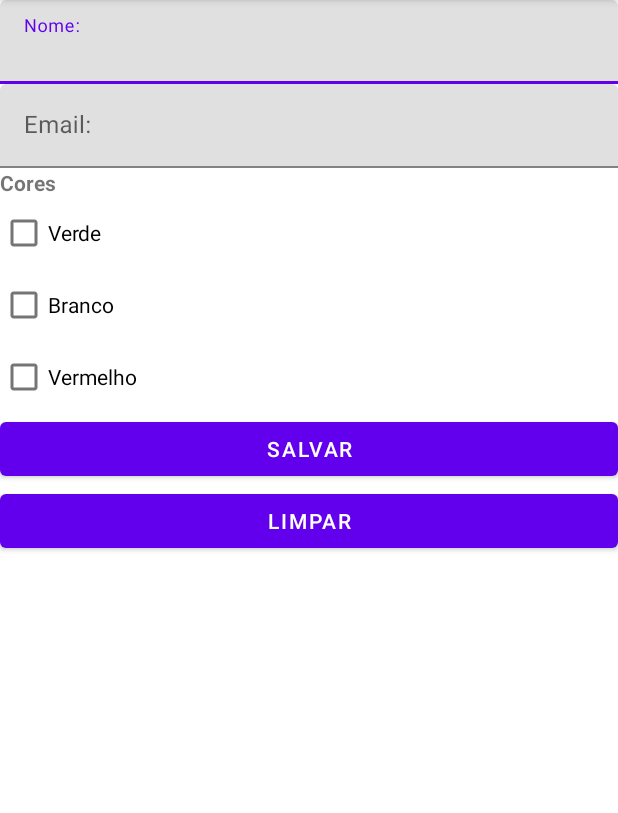
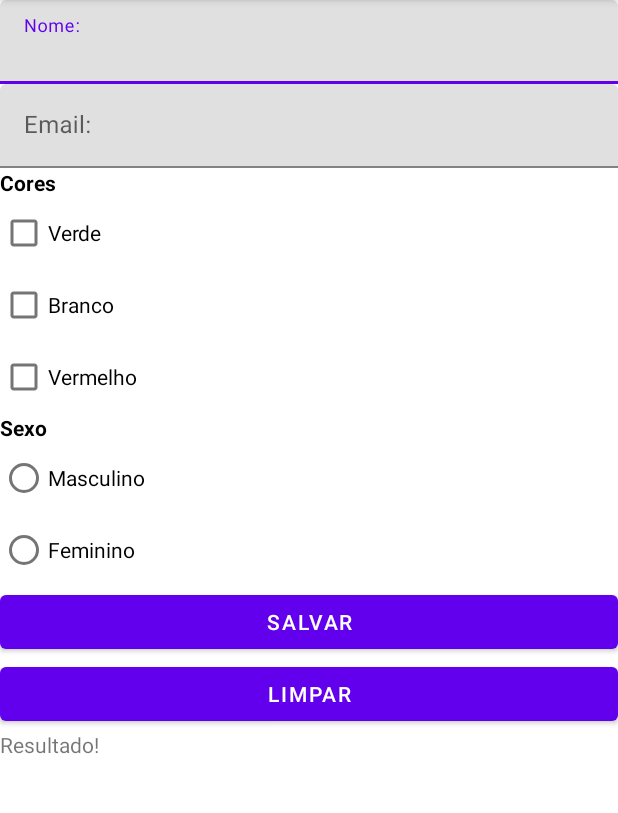
Before and after one commit to fabricio476/ProjetosAndroidJava, an Android app: the screen it shows after launch (MainActivity), after a tap on "SALVAR", on a phone screen of 412 x 824 dp, the part 84-897 px from its top. Run offline under Robolectric (Android 15) with nearby library versions, the phone set to English and light mode, and no system bars.

Commit message:
adicionado componentes Radiogroup e organizado medos para cada tipo de componente , e criado metodo de escutar botoes do radiogroup

```diff
--- a/ComponentesBasicos2/app/src/main/java/com/myexample/fabricxx/componentesbasicos2/MainActivity.java
+++ b/ComponentesBasicos2/app/src/main/java/com/myexample/fabricxx/componentesbasicos2/MainActivity.java
@@ -6,6 +6,8 @@ import android.os.Bundle;
 import android.view.View;
 import android.widget.CheckBox;
 import android.widget.EditText;
+import android.widget.RadioButton;
+import android.widget.RadioGroup;
 import android.widget.TextView;
 
 import com.google.android.material.textfield.TextInputEditText;
@@ -18,6 +20,9 @@ public class MainActivity extends AppCompatActivity {
 
     private CheckBox checkVerde, checkBranco, checkVermelho;
 
+    private RadioButton sexoMasculino, sexoFeminino;
+    private RadioGroup opcaoSexo;
+
     @Override
     protected void onCreate(Bundle savedInstanceState) {
         super.onCreate(savedInstanceState);
@@ -27,15 +32,95 @@ public class MainActivity extends AppCompatActivity {
         campoEmail = findViewById(R.id.id_CampEmail);
         textoResultado = findViewById(R.id.Id_TextResultado);
 
+        //checkBox
         checkVerde = findViewById(R.id.id_checkVerde);
         checkBranco = findViewById(R.id.id_checkBranco);
         checkVermelho = findViewById(R.id.id_checkVermelho);
 
+        //RadioButton
+        sexoMasculino = findViewById(R.id.id_RadioMasculino);
+        sexoFeminino = findViewById(R.id.id_RadioFeminino);
+        opcaoSexo = findViewById(R.id.id_RadioGroup);
+
+        RadioButton(); // metodo para ficar escutando o botão radio sempre que for alterado
 
     }
 
+    public void RadioButton(){
+
+        //METODO DO RADIOGROUP PARA ESCUTAR A OPÇÃO SELECIONADA
+       opcaoSexo.setOnCheckedChangeListener(new RadioGroup.OnCheckedChangeListener() {
+           @Override
+           public void onCheckedChanged(RadioGroup radioGroup, int i) {
+
+               if(i == R.id.id_RadioMasculino){
+
+                  textoResultado.setText("Masculino");
+
+               }else if(i == R.id.id_RadioFeminino){
+
+                   textoResultado.setText("Feminino");
+               }
+           }
+       });
+
+
+
+
+
+      //   sexoMasculino.isChecked(); //retorna verdadeira ou falso de o RaioButons estiver selecionado
+
+
+        /*
+        //metodo para executar a opção selecionada
+        if(sexoMasculino.isChecked()){
+            textoResultado.setText("Masculino!");
+        }else if(sexoFeminino.isChecked()){
+            textoResultado.setText("Feminino!");
+        }
+
+         */
+
+
+    }
+
+
+
+
+
+    //metodo do botão SALVAR
+    public void enviar(View view){
+
+      //  checkbox(); //chama o metodo com as funcionalidades do checkbox
+
+      //  preencherTexto(); // chama o metodo de preencher os campos nome e email
+
+         RadioButton();
+
+    }
+
+    //metodo para o botão LIMPAR
+   public void limpar(View view){
+       campoNome.setText("");
+       campoEmail.setText("");
+       textoResultado.setText("");
+    }
+
+
+    //metodo para preencher os dados de email e nome
+    public void preencherTexto(){
+
+        String nome = campoNome.getText().toString();
+        String email = campoEmail.getText().toString();
+
+        textoResultado.setText("nome: " + nome + " email:" + email );
+
+    }
+
+
+
+
     public void checkbox(){
-
         //boolean resultadoVerde = checkVerde.isChecked(); //retorna verdadeiro ou falso
         //textoResultado.setText("verde: " + resultadoVerde );
 
@@ -48,7 +133,7 @@ public class MainActivity extends AppCompatActivity {
             texto = corSelecionada;
 
 
-         //   texto = "verde selecionado - ";
+            //   texto = "verde selecionado - ";
         }
 
         if( checkBranco.isChecked() ){
@@ -60,26 +145,7 @@ public class MainActivity extends AppCompatActivity {
             texto = texto + "Vermelho selecionado - ";
         }
 
-      textoResultado.setText(texto);
-
-    }
-
-
-    public void enviar(View view){
-
-        checkbox();
-
-       // String nome = campoNome.getText().toString();
-       // String email = campoEmail.getText().toString();
-
-      //  textoResultado.setText("nome: " + nome + " email:" + email );
-    }
-
-   public void limpar(View view){
-
-       campoNome.setText("");
-       campoEmail.setText("");
-       textoResultado.setText("");
+        textoResultado.setText(texto);
 
     }
 
--- a/ComponentesBasicos2/app/src/main/res/layout/activity_main.xml
+++ b/ComponentesBasicos2/app/src/main/res/layout/activity_main.xml
@@ -36,6 +36,7 @@
         android:layout_width="match_parent"
         android:layout_height="wrap_content"
         android:text="Cores"
+        android:textColor="@color/black"
         android:textStyle="bold" />
 
     <CheckBox
@@ -55,6 +56,32 @@
         android:layout_width="match_parent"
         android:layout_height="wrap_content"
         android:text="Vermelho" />
+
+    <TextView
+        android:id="@+id/textView"
+        android:layout_width="match_parent"
+        android:layout_height="wrap_content"
+        android:text="Sexo"
+        android:textColor="@color/black"
+        android:textStyle="bold" />
+
+    <RadioGroup
+        android:id="@+id/id_RadioGroup"
+        android:layout_width="match_parent"
+        android:layout_height="wrap_content">
+
+        <RadioButton
+            android:id="@+id/id_RadioMasculino"
+            android:layout_width="match_parent"
+            android:layout_height="wrap_content"
+            android:text="Masculino" />
+
+        <RadioButton
+            android:id="@+id/id_RadioFeminino"
+            android:layout_width="match_parent"
+            android:layout_height="wrap_content"
+            android:text="Feminino" />
+    </RadioGroup>
 
     <Button
         android:id="@+id/id_bittonSalvar"
```
